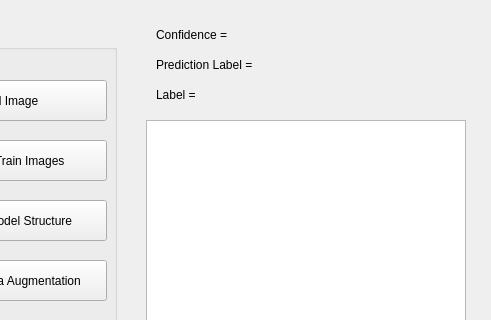
This is HW2/UI.ui in KJay221/Opencv-HW as Qt 5 draws it before an edit; both pictures show x 374 to 865 and y 0 to 320 of the 865 by 467 pixel window. The edited form follows.
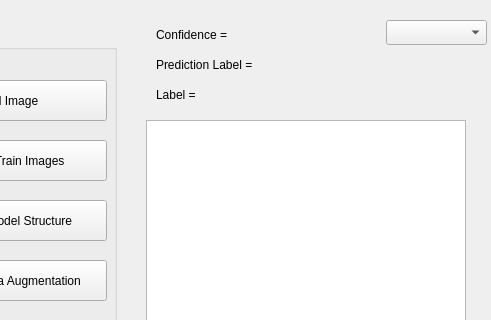
This is the edited form.

```diff
--- a/HW2/UI.ui
+++ b/HW2/UI.ui
@@ -268,7 +268,7 @@
     <rect>
      <x>530</x>
      <y>20</y>
-     <width>200</width>
+     <width>211</width>
      <height>30</height>
     </rect>
    </property>
@@ -281,7 +281,7 @@
     <rect>
      <x>530</x>
      <y>50</y>
-     <width>200</width>
+     <width>331</width>
      <height>30</height>
     </rect>
    </property>
@@ -294,7 +294,7 @@
     <rect>
      <x>530</x>
      <y>80</y>
-     <width>200</width>
+     <width>331</width>
      <height>30</height>
     </rect>
    </property>
@@ -302,6 +302,16 @@
     <string>Label = </string>
    </property>
   </widget>
+  <widget class="QComboBox" name="Demo">
+   <property name="geometry">
+    <rect>
+     <x>760</x>
+     <y>20</y>
+     <width>101</width>
+     <height>25</height>
+    </rect>
+   </property>
+  </widget>
  </widget>
  <resources/>
  <connections/>
```
